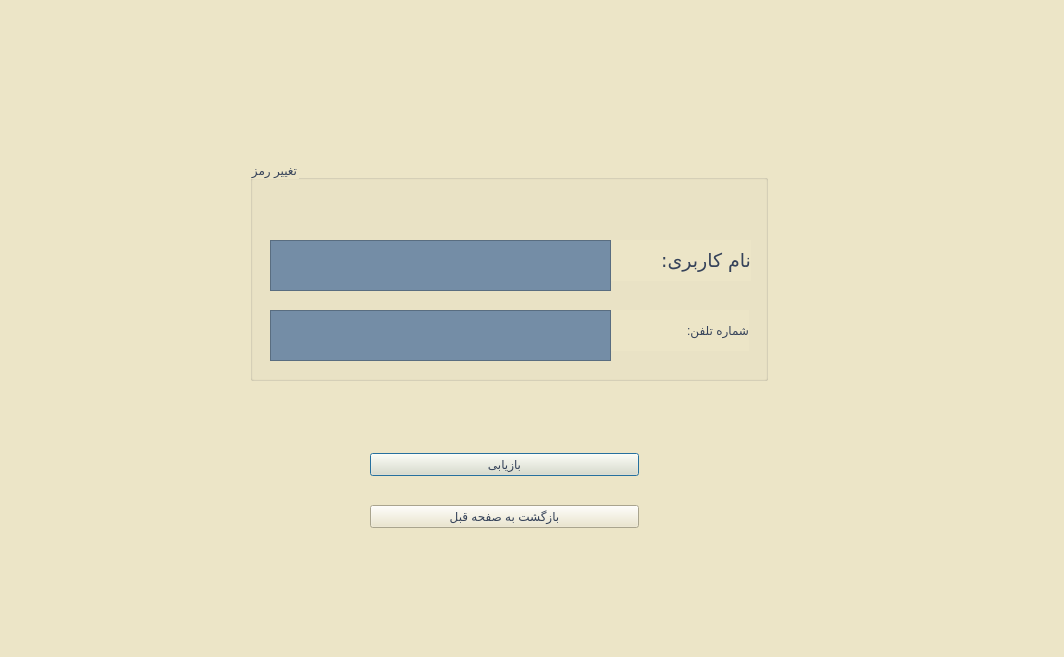
This is Project_Ap/forgetpascustomer.ui in AP-projects-4001/metagoofill as Qt 5 draws it before an edit. The edited form follows.
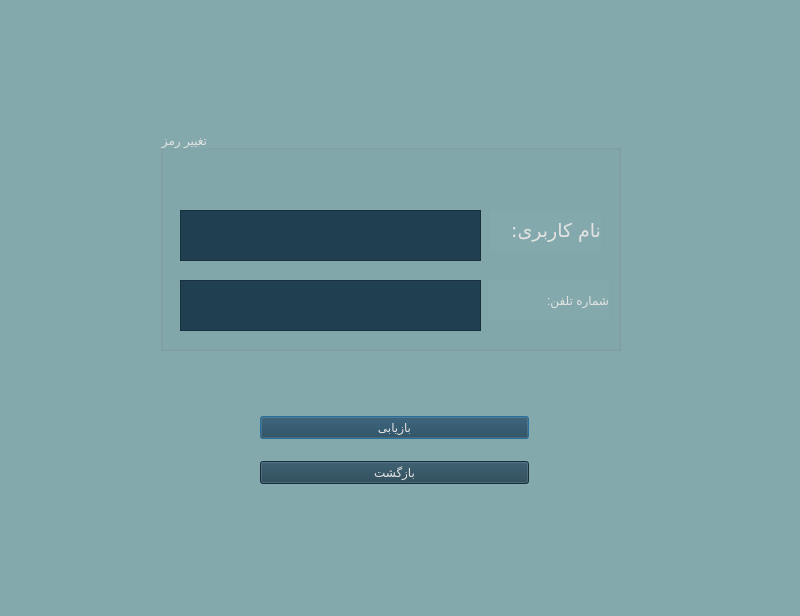
This is the edited form.

Commit message: changing colors and Completing the program ui

The edit to the form file:
```diff
--- a/Project_Ap/forgetpascustomer.ui
+++ b/Project_Ap/forgetpascustomer.ui
@@ -6,27 +6,27 @@
    <rect>
     <x>0</x>
     <y>0</y>
-    <width>1064</width>
-    <height>657</height>
+    <width>800</width>
+    <height>616</height>
    </rect>
   </property>
   <property name="windowTitle">
    <string>Dialog</string>
   </property>
   <property name="styleSheet">
-   <string notr="true">background-color: rgb(236, 229, 199);</string>
+   <string notr="true">background-color: rgb(132, 169, 172);</string>
   </property>
   <widget class="QGroupBox" name="groupBox">
    <property name="geometry">
     <rect>
-     <x>250</x>
-     <y>160</y>
-     <width>518</width>
+     <x>160</x>
+     <y>130</y>
+     <width>461</width>
      <height>221</height>
     </rect>
    </property>
    <property name="styleSheet">
-    <string notr="true">color: rgb(53, 66, 89);
+    <string notr="true">color: rgb(228, 227, 227);
 font: 20pt &quot;Lalezar&quot;;</string>
    </property>
    <property name="title">
@@ -35,9 +35,9 @@
    <widget class="QLabel" name="label">
     <property name="geometry">
      <rect>
-      <x>325</x>
+      <x>330</x>
       <y>80</y>
-      <width>176</width>
+      <width>111</width>
       <height>41</height>
      </rect>
     </property>
@@ -50,7 +50,7 @@
      </font>
     </property>
     <property name="styleSheet">
-     <string notr="true">color: rgb(53, 66, 89);
+     <string notr="true">color: rgb(228, 227, 227);
 font: 14pt &quot;Lalezar&quot;;</string>
     </property>
     <property name="text">
@@ -62,25 +62,28 @@
      <rect>
       <x>20</x>
       <y>80</y>
-      <width>341</width>
+      <width>301</width>
       <height>51</height>
      </rect>
     </property>
     <property name="styleSheet">
-     <string notr="true">background-color: rgb(116, 141, 166);</string>
+     <string notr="true">font: 16pt &quot;Lalezar&quot;;
+background-color: rgb(59, 105, 120);
+background-color: rgb(32, 64, 81);
+color: rgb(228, 227, 227);</string>
     </property>
    </widget>
    <widget class="QLabel" name="label_2">
     <property name="geometry">
      <rect>
-      <x>210</x>
+      <x>328</x>
       <y>150</y>
-      <width>289</width>
+      <width>121</width>
       <height>41</height>
      </rect>
     </property>
     <property name="styleSheet">
-     <string notr="true">color: rgb(53, 66, 89);
+     <string notr="true">color: rgb(228, 227, 227);
 font: 14pt &quot;Lalezar&quot;;</string>
     </property>
     <property name="text">
@@ -92,30 +95,35 @@
      <rect>
       <x>20</x>
       <y>150</y>
-      <width>341</width>
+      <width>301</width>
       <height>51</height>
      </rect>
     </property>
     <property name="styleSheet">
-     <string notr="true">background-color: rgb(116, 141, 166);</string>
+     <string notr="true">font: 16pt &quot;Lalezar&quot;;
+background-color: rgb(59, 105, 120);
+background-color: rgb(32, 64, 81);
+color: rgb(228, 227, 227);</string>
     </property>
    </widget>
   </widget>
-  <widget class="QWidget" name="">
+  <widget class="QWidget" name="layoutWidget">
    <property name="geometry">
     <rect>
-     <x>370</x>
-     <y>430</y>
+     <x>260</x>
+     <y>400</y>
      <width>269</width>
-     <height>121</height>
+     <height>101</height>
     </rect>
    </property>
    <layout class="QVBoxLayout" name="verticalLayout">
     <item>
      <widget class="QPushButton" name="pushButton">
       <property name="styleSheet">
-       <string notr="true">color: rgb(53, 66, 89);
-font: 14pt &quot;Lalezar&quot;;</string>
+       <string notr="true">font: 16pt &quot;Lalezar&quot;;
+background-color: rgb(59, 105, 120);
+background-color: rgb(32, 64, 81);
+color: rgb(228, 227, 227);</string>
       </property>
       <property name="text">
        <string>بازیابی</string>
@@ -125,11 +133,13 @@
     <item>
      <widget class="QPushButton" name="pushButton_2">
       <property name="styleSheet">
-       <string notr="true">color: rgb(53, 66, 89);
-font: 14pt &quot;Lalezar&quot;;</string>
+       <string notr="true">font: 16pt &quot;Lalezar&quot;;
+background-color: rgb(59, 105, 120);
+background-color: rgb(32, 64, 81);
+color: rgb(228, 227, 227);</string>
       </property>
       <property name="text">
-       <string>بازگشت به صفحه قبل</string>
+       <string>بازگشت</string>
       </property>
      </widget>
     </item>
```
The commit also changes 37 other files.
